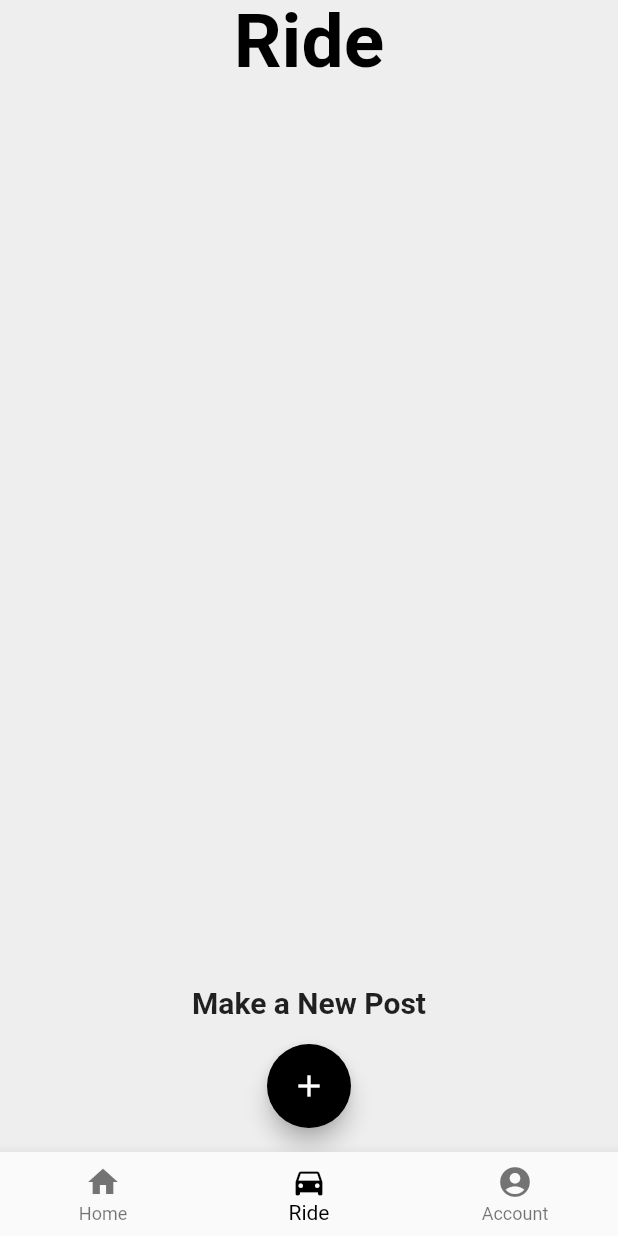
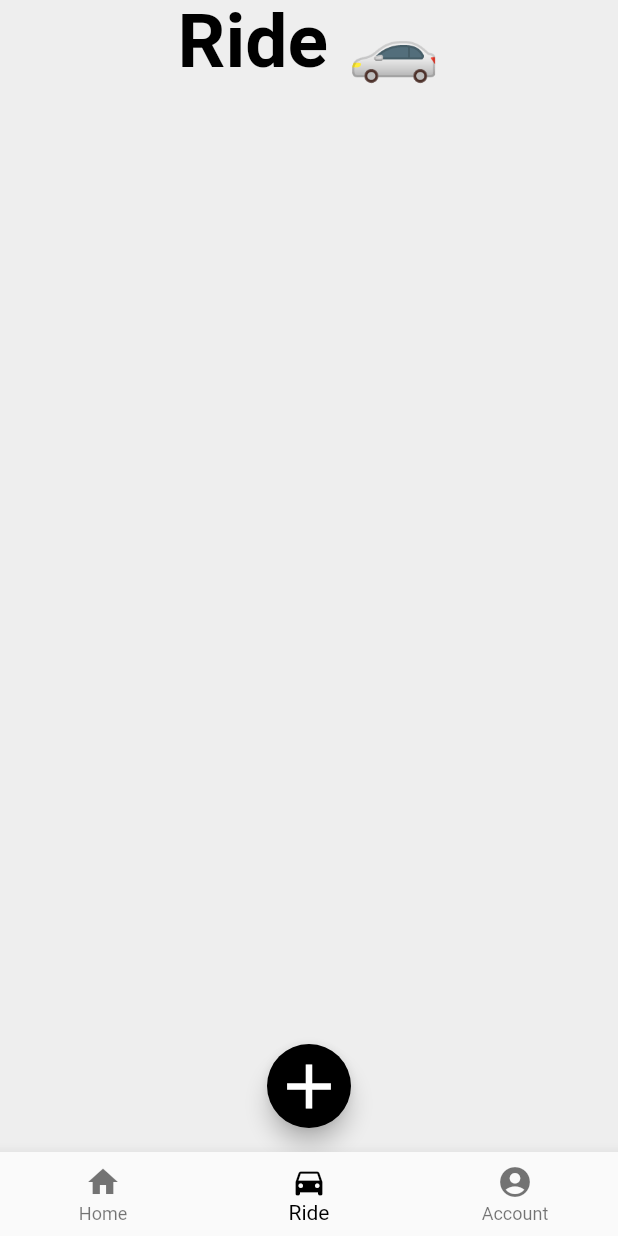
Before and after one commit to SiGMobileUIUC/car_pool_app, a Flutter app: the screen it shows after launch, item 2 of the bottom bar chosen, on a phone screen of 412 x 824 dp. Run offline on Flutter 3.47's test engine with Material 2 defaults, Android fonts, the phone set to English and light mode, and no system bars; our stand-ins replace firebase_auth, firebase_core, image_picker; accounts and stored records are empty.

Commit message:
ride screen design updates

```diff
--- a/car_pool_app/lib/screens/ride.dart
+++ b/car_pool_app/lib/screens/ride.dart
@@ -39,7 +39,7 @@ class _RidePageState extends State<RidePage> {
         elevation: 0,
         backgroundColor: Colors.grey[200],
         title: const Text(
-          'Ride',
+          'Ride 🚗',
           style: TextStyle(
             fontSize: 50,
             fontWeight: FontWeight.bold,
@@ -74,13 +74,13 @@ class _RidePageState extends State<RidePage> {
             padding: const EdgeInsets.all(16.0),
             child: Column(
               children: [
-                const Text(
-                  'Make a New Post',
-                  style: TextStyle(
-                    fontSize: 20,
-                    fontWeight: FontWeight.bold,
-                  ),
-                ),
+                // const Text(
+                //   'Make a New Post',
+                //   style: TextStyle(
+                //     fontSize: 20,
+                //     fontWeight: FontWeight.bold,
+                //   ),
+                // ),
                 const SizedBox(height: 16),
                 FloatingActionButton(
                   onPressed: () {
@@ -187,7 +187,7 @@ class _RidePageState extends State<RidePage> {
                     );
                   },
                   backgroundColor: (Colors.black),
-                  child: const Icon(Icons.add),
+                  child: const Icon(Icons.add, size: 50),
                 ),
               ],
             ),
```
